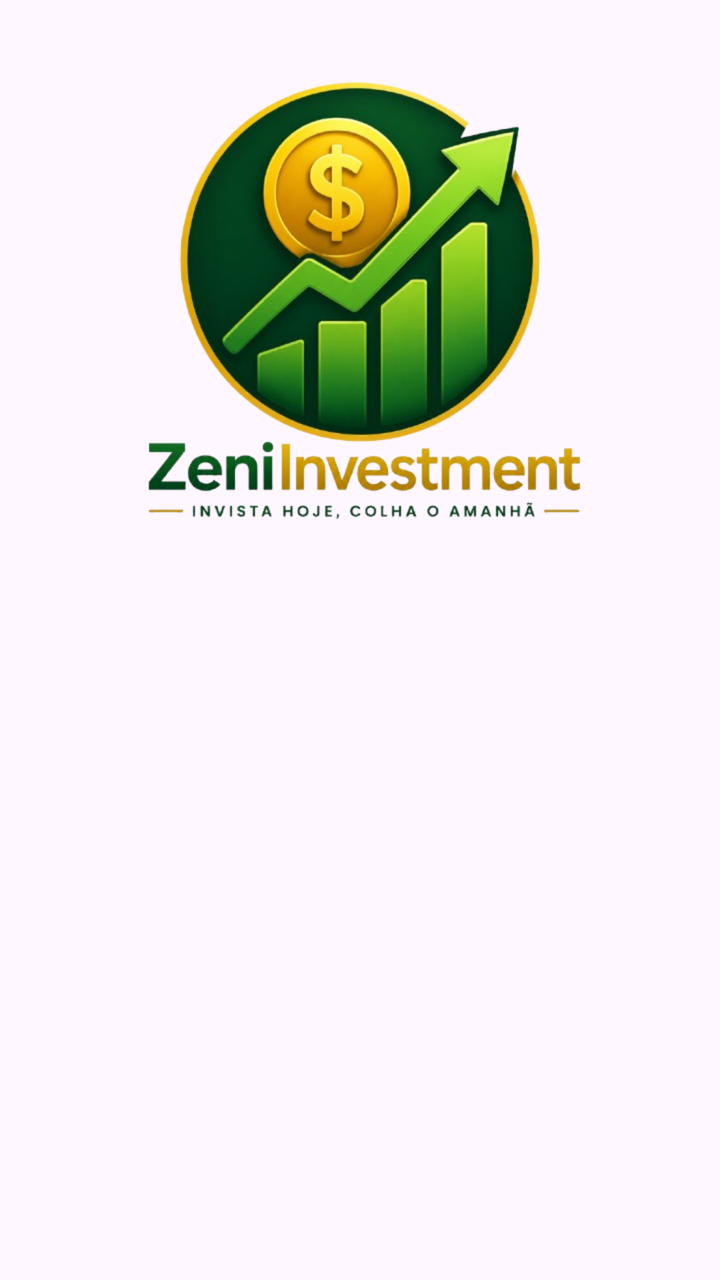
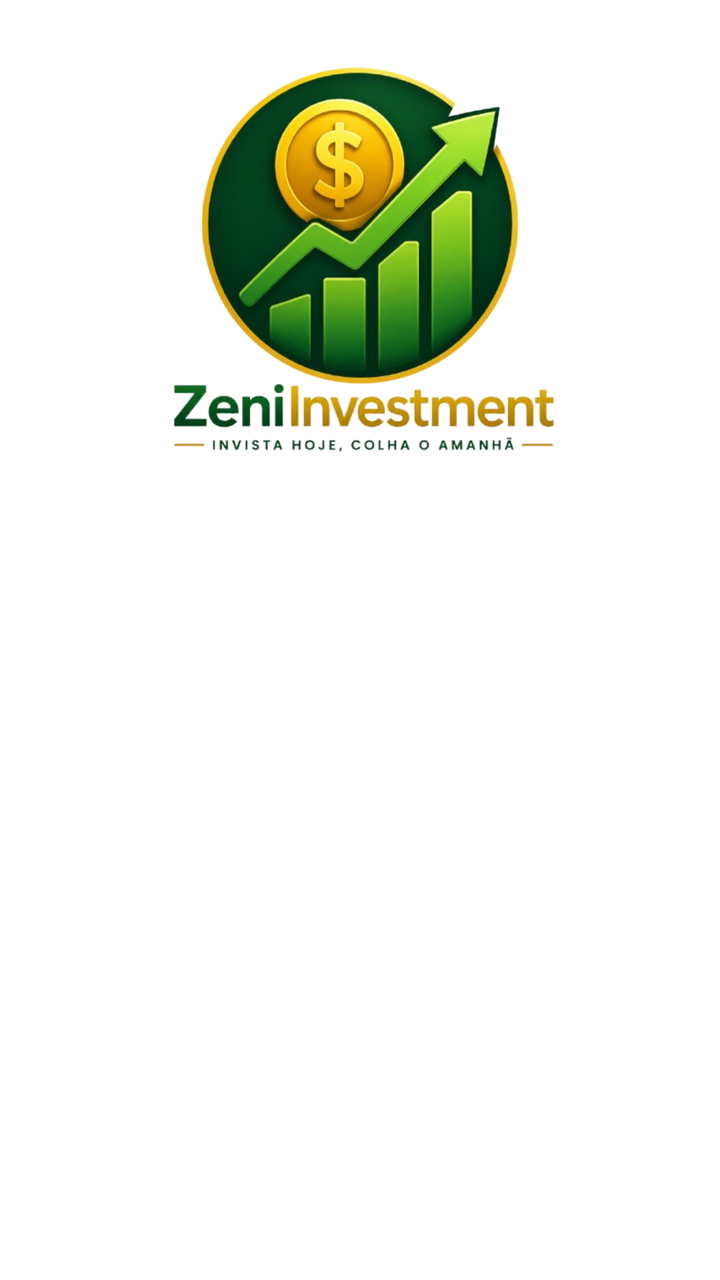

Screens rendered from an Android XML layout before and after an edit, with the pre-edit source and the edit as a unified diff.
<!-- AndroidManifest.xml: application theme Theme.ZeniInvestment -->
<!-- res/layout/activity_main.xml -->
<?xml version="1.0" encoding="utf-8"?>
<androidx.constraintlayout.widget.ConstraintLayout xmlns:android="http://schemas.android.com/apk/res/android"
    xmlns:app="http://schemas.android.com/apk/res-auto"
    xmlns:tools="http://schemas.android.com/tools"
    android:id="@+id/main"
    android:layout_width="match_parent"
    android:layout_height="match_parent"
    tools:context=".MainActivity">

    <ImageView
        android:layout_width="match_parent"
        android:layout_height="250dp"
        android:layout_margin="30dp"
        android:contentDescription="@null"
        android:src="@drawable/logo_investment"
        app:layout_constraintTop_toTopOf="parent"
        tools:layout_editor_absoluteX="30dp" />

    <androidx.constraintlayout.widget.Guideline
        android:id="@+id/guidelineVertical"
        android:layout_width="wrap_content"
        android:layout_height="wrap_content"
        android:orientation="vertical"
        app:layout_constraintGuide_percent="0.5" />

    <androidx.constraintlayout.widget.Guideline
        android:id="@+id/guidelineHorizontal"
        android:layout_width="wrap_content"
        android:layout_height="wrap_content"
        android:orientation="horizontal"
        app:layout_constraintGuide_percent="0.4" />

</androidx.constraintlayout.widget.ConstraintLayout>
<!-- resources referenced by this layout -->
<resources>
  <!-- drawable logo_investment: png bitmap (drawable, 252375 bytes) -->
  <style name="Theme.ZeniInvestment" parent="Base.Theme.ZeniInvestment" />
  <style name="Base.Theme.ZeniInvestment" parent="Theme.Material3.DayNight.NoActionBar">
          
          
      </style>
</resources>

<!-- the commit's change to res/layout/activity_main.xml (unified diff, before → after) -->
@@ -5,29 +5,33 @@
     android:id="@+id/main"
     android:layout_width="match_parent"
     android:layout_height="match_parent"
-    tools:context=".MainActivity">
+    tools:context=".MainActivity"
+    android:background="@color/white">
 
     <ImageView
-        android:layout_width="match_parent"
-        android:layout_height="250dp"
-        android:layout_margin="30dp"
+        android:id="@+id/imageView"
+        android:layout_width="0dp"
+        android:layout_height="220dp"
+        android:layout_margin="24dp"
+        android:src="@drawable/logo_investment"
+        android:scaleType="fitCenter"
         android:contentDescription="@null"
-        android:src="@drawable/logo_investment"
         app:layout_constraintTop_toTopOf="parent"
-        tools:layout_editor_absoluteX="30dp" />
+        app:layout_constraintStart_toStartOf="parent"
+        app:layout_constraintEnd_toEndOf="parent" />
 
-    <androidx.constraintlayout.widget.Guideline
-        android:id="@+id/guidelineVertical"
-        android:layout_width="wrap_content"
-        android:layout_height="wrap_content"
-        android:orientation="vertical"
-        app:layout_constraintGuide_percent="0.5" />
 
-    <androidx.constraintlayout.widget.Guideline
-        android:id="@+id/guidelineHorizontal"
-        android:layout_width="wrap_content"
-        android:layout_height="wrap_content"
-        android:orientation="horizontal"
-        app:layout_constraintGuide_percent="0.4" />
+
+    <androidx.viewpager2.widget.ViewPager2
+        android:id="@+id/viewPagerInit"
+        android:layout_width="0dp"
+        android:layout_height="220dp"
+        android:layout_marginStart="24dp"
+        android:layout_marginEnd="24dp"
+        android:layout_marginTop="16dp"
+        app:layout_constraintTop_toBottomOf="@id/imageView"
+        app:layout_constraintStart_toStartOf="parent"
+        app:layout_constraintEnd_toEndOf="parent" />
+
 
 </androidx.constraintlayout.widget.ConstraintLayout>
<!-- resource entries referenced after the edit -->
@@ -1,5 +1,6 @@
 <!-- resources referenced by this layout -->
 <resources>
+  <color name="white">#FFFFFFFF</color>
   <!-- drawable logo_investment: png bitmap (drawable, 252375 bytes) -->
   <style name="Theme.ZeniInvestment" parent="Base.Theme.ZeniInvestment" />
   <style name="Base.Theme.ZeniInvestment" parent="Theme.Material3.DayNight.NoActionBar">
